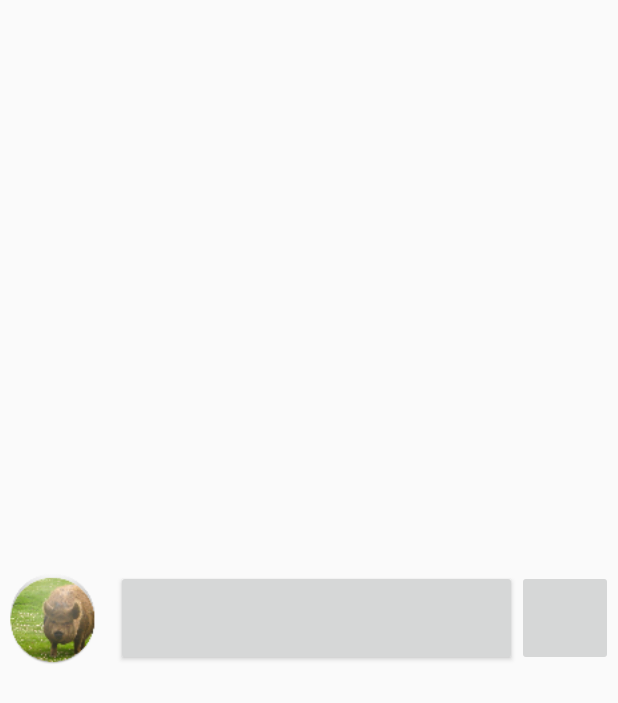
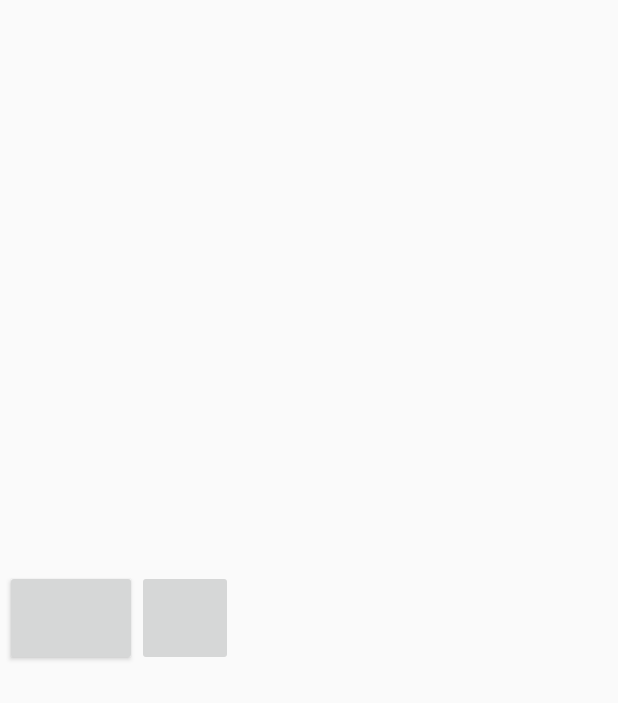
Before and after one commit to mysterymagination/AudioHog, an Android app: the layout notification_standard.xml on its own in the app's theme, with its tools: preview values and no code run, on a phone screen of 412 x 824 dp. Shown: the top 703 px of the screen. Run offline under Robolectric (Android 15) with nearby library versions, the phone set to English and light mode, and no system bars.

Commit message:
fixing notif stuff and updating screenshots for Play Store

```diff
--- a/AudioHog/app/build.gradle
+++ b/AudioHog/app/build.gradle
@@ -3,7 +3,7 @@ apply plugin: 'com.android.application'
 android {
     defaultConfig {
         applicationId "com.ai.tools.audiohog"
-        minSdkVersion 15
+        minSdkVersion 24
         targetSdkVersion 33
         versionCode 10201
         versionName "1.2.1"
--- a/AudioHog/app/src/main/res/layout/notification_standard.xml
+++ b/AudioHog/app/src/main/res/layout/notification_standard.xml
@@ -2,38 +2,22 @@
 <RelativeLayout
 	xmlns:android="http://schemas.android.com/apk/res/android"
 	android:id="@+id/notif_layoutRoot"
-	android:layout_width="fill_parent"
-	android:layout_height="fill_parent"
+	android:layout_width="match_parent"
+	android:layout_height="match_parent"
 	android:padding="3dp">
-
-	<ImageView
-		android:id="@+id/notif_icon"
-		android:layout_width="64dp"
-		android:layout_height="64dp"
-		android:contentDescription="@string/app_name"
-		android:layout_centerVertical="true"
-		android:layout_alignParentLeft="true"
-		android:layout_alignParentStart="true"
-		android:layout_marginRight="10dp"
-		android:layout_marginEnd="10dp"
-		android:src="@mipmap/ic_launcher" />
 
 	<Button
 		android:id="@+id/notif_btn_take_rel_focus"
 		android:layout_width="wrap_content"
 		android:layout_height="64dp"
-		android:layout_toLeftOf="@+id/notif_btn_playpause"
-		android:layout_toStartOf="@+id/notif_btn_playpause"
-		android:layout_toRightOf="@+id/notif_icon"
-		android:layout_toEndOf="@+id/notif_icon"
+		android:layout_alignParentStart="true"
 		android:layout_centerVertical="true" />
 
 	<ImageButton
 		android:id="@+id/notif_btn_playpause"
 		android:layout_width="64dp"
 		android:layout_height="64dp"
-		android:layout_alignParentRight="true"
-		android:layout_alignParentEnd="true"
+		android:layout_toEndOf="@+id/notif_btn_take_rel_focus"
 		android:layout_centerVertical="true" />
 
 </RelativeLayout>
--- a/AudioHog/build.gradle
+++ b/AudioHog/build.gradle
@@ -19,7 +19,3 @@ allprojects {
         google()
     }
 }
-
-tasks.register('clean', Delete) {
-    delete rootProject.buildDir
-}
```
Also changed, not shown: AudioHog/app/src/main/java/com/ai/tools/audiohog/AudioHogService.java (+19 -4 lines), AudioHog/app/src/main/res/drawable/ic_pig.xml (added, +93 -0 lines), 8 other files.
